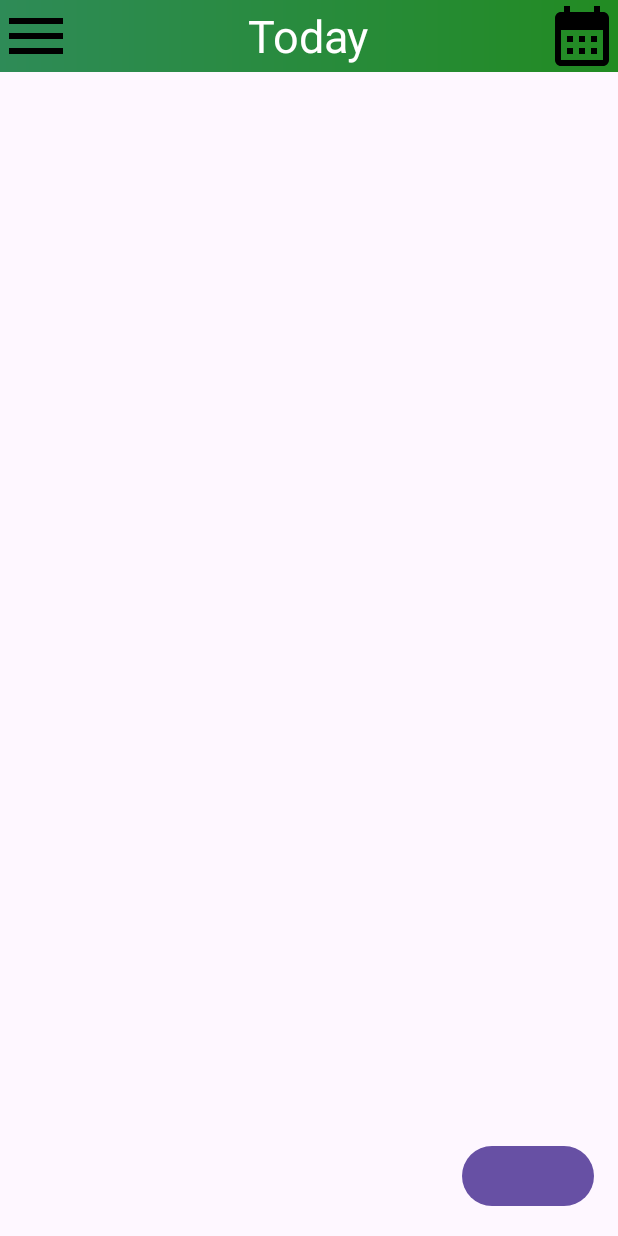
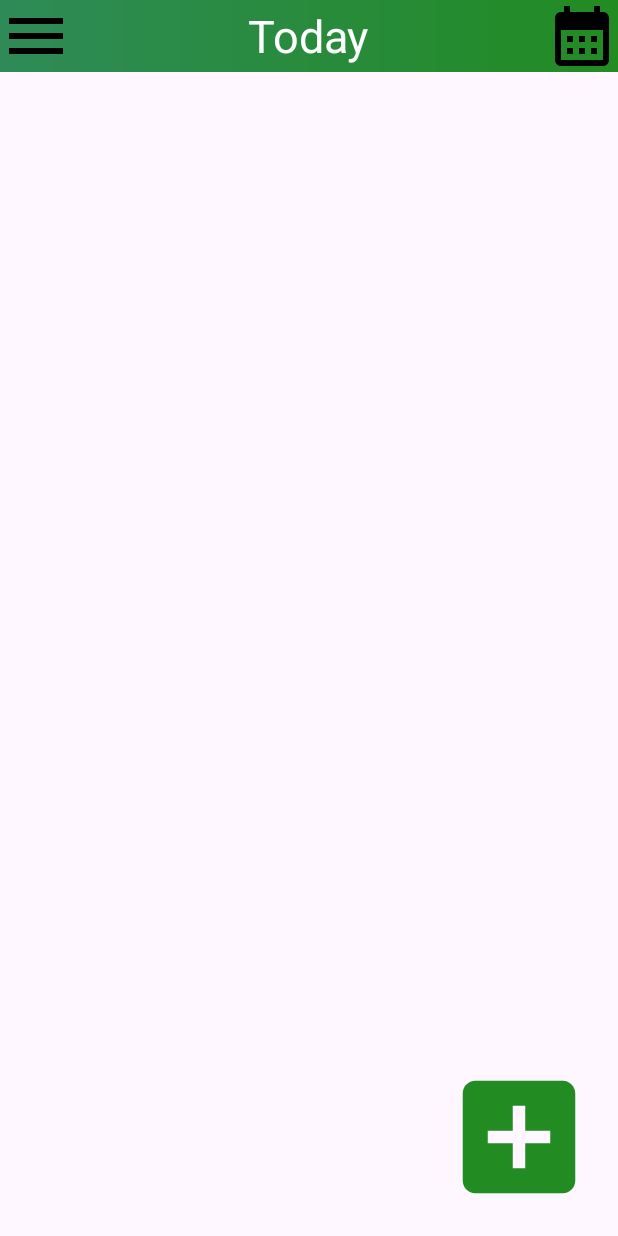
Before and after one commit to ArtyukovNikita/Workaut_helper_app, an Android app: the screen it shows after launch (MainActivity), on a phone screen of 412 x 824 dp. Run offline under Robolectric (Android 15) with nearby library versions, the phone set to English and light mode, and no system bars.

Commit message:
Соmmit 0.3.2.1: исправление отображения кнопки

```diff
--- /dev/null
+++ b/app/src/main/res/drawable/baseline_add_box_24.xml
@@ -0,0 +1,5 @@
+<vector xmlns:android="http://schemas.android.com/apk/res/android" android:height="100dp" android:tint="#228B22" android:viewportHeight="24" android:viewportWidth="24" android:width="100dp">
+
+    <path android:fillColor="#228B22" android:pathData="M19,3L5,3c-1.11,0 -2,0.9 -2,2v14c0,1.1 0.89,2 2,2h14c1.1,0 2,-0.9 2,-2L21,5c0,-1.1 -0.9,-2 -2,-2zM17,13h-4v4h-2v-4L7,13v-2h4L11,7h2v4h4v2z"/>
+
+</vector>
--- a/app/src/main/res/layout/activity_main.xml
+++ b/app/src/main/res/layout/activity_main.xml
@@ -66,13 +66,14 @@
     </LinearLayout>
     <!-- Другие элементы макета могут идти здесь -->
 
-    <Button
+    <ImageButton
         android:id="@+id/btn_add"
-        android:layout_width="wrap_content"
-        android:layout_height="wrap_content"
+        android:layout_width="100dp"
+        android:layout_height="100dp"
         android:layout_alignParentBottom="true"
         android:layout_alignParentEnd="true"
         android:layout_margin="16dp"
+        android:background="@android:color/transparent"
         android:src="@drawable/baseline_add_box_24"
         android:contentDescription="Добавить" />
 
```
